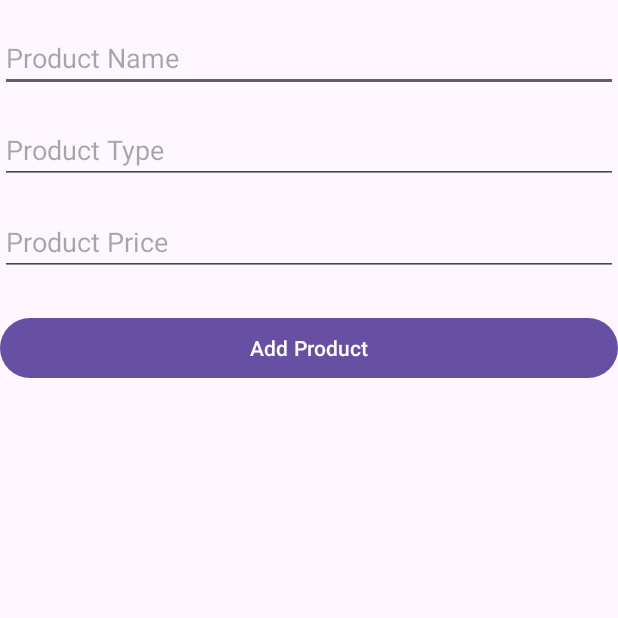
After one commit to IkubieDMU/CafeAppCoursework2, an Android app: the AddProducts screen opened directly, with no data from a screen before it, on a phone screen of 412 x 824 dp, the top half of it. The commit adds this screen. Run offline under Robolectric (Android 15) with nearby library versions, the phone set to English and light mode, and no system bars.

Commit message:
Updated the Product Table

```diff
--- /dev/null
+++ b/app/src/main/java/com/example/cafeappcoursework/AddProducts.kt
@@ -0,0 +1,61 @@
+package com.example.cafeappcoursework
+
+import androidx.appcompat.app.AppCompatActivity
+import android.os.Bundle
+import android.widget.Button
+import android.widget.EditText
+import android.widget.Toast
+import com.example.cafeappcoursework.model.DataBaseHelper
+import com.example.cafeappcoursework.model.Products
+
+class AddProducts : AppCompatActivity() {
+    private lateinit var dbHelper: DataBaseHelper
+    private lateinit var btnAddProd: Button
+    override fun onCreate(savedInstanceState: Bundle?) {
+        super.onCreate(savedInstanceState)
+        setContentView(R.layout.activity_add_products)
+
+        dbHelper = DataBaseHelper(this)
+        btnAddProd = findViewById(R.id.btnAddProduct)
+
+        btnAddProd.setOnClickListener() {
+            try {
+                addProds()
+            } catch (e: Exception) {
+                // Handle the exception, e.g., log or display an error message
+                e.printStackTrace()
+                Toast.makeText(this, "An error occurred while adding Products", Toast.LENGTH_SHORT).show()
+            }
+        }
+    }
+
+    private fun addProds() {
+        val prodNameEditText = findViewById<EditText>(R.id.editTextProductName)
+        val prodTypeEditText = findViewById<EditText>(R.id.editTextProductType)
+        val prodPriceEditText = findViewById<EditText>(R.id.editTextProductPrice)
+
+        val prodName = prodNameEditText.text.toString().trim()
+        val prodType = prodTypeEditText.text.toString().trim() // Fix the typo here
+        val prodPriceString = prodPriceEditText.text.toString().trim()
+
+        // Convert the string to a double (assuming it's a numerical value)
+        val prodPrice: Double = if (prodPriceString.isNotEmpty()) {
+            prodPriceString.toDouble()
+        } else {
+            0.0
+        }
+        val newProduct = Products(prodName, prodType, prodPrice)
+        val newProductID = dbHelper.addProduct(newProduct)
+
+        if(newProductID != -1L) {
+            DisplayMesssage("New Product added")
+        } else {
+            DisplayMesssage("Product Not Added")
+        }
+    }
+
+    private fun DisplayMesssage(message: String) {
+        Toast.makeText(this, message, Toast.LENGTH_SHORT).show()
+    }
+
+}
--- /dev/null
+++ b/app/src/main/res/drawable/baseline_coffee_24.xml
@@ -0,0 +1,5 @@
+<vector android:height="24dp" android:tint="#000000"
+    android:viewportHeight="24" android:viewportWidth="24"
+    android:width="24dp" xmlns:android="http://schemas.android.com/apk/res/android">
+    <path android:fillColor="@android:color/white" android:pathData="M18.5,3H6C4.9,3 4,3.9 4,5v5.71c0,3.83 2.95,7.18 6.78,7.29c3.96,0.12 7.22,-3.06 7.22,-7v-1h0.5c1.93,0 3.5,-1.57 3.5,-3.5S20.43,3 18.5,3zM16,5v3H6V5H16zM18.5,8H18V5h0.5C19.33,5 20,5.67 20,6.5S19.33,8 18.5,8zM4,19h16v2H4V19z"/>
+</vector>
--- /dev/null
+++ b/app/src/main/res/layout/activity_add_products.xml
@@ -0,0 +1,42 @@
+<?xml version="1.0" encoding="utf-8"?>
+<!-- res/layout/activity_add_product.xml -->
+
+<RelativeLayout xmlns:android="http://schemas.android.com/apk/res/android"
+    android:layout_width="match_parent"
+    android:layout_height="match_parent">
+
+    <EditText
+        android:id="@+id/editTextProductName"
+        android:layout_width="match_parent"
+        android:layout_height="wrap_content"
+        android:layout_marginTop="16dp"
+        android:hint="Product Name"
+        android:inputType="text" />
+
+    <EditText
+        android:id="@+id/editTextProductType"
+        android:layout_width="match_parent"
+        android:layout_height="wrap_content"
+        android:layout_below="@id/editTextProductName"
+        android:layout_marginTop="16dp"
+        android:hint="Product Type"
+        android:inputType="text" />
+
+    <EditText
+        android:id="@+id/editTextProductPrice"
+        android:layout_width="match_parent"
+        android:layout_height="wrap_content"
+        android:layout_below="@id/editTextProductType"
+        android:layout_marginTop="16dp"
+        android:hint="Product Price"
+        android:inputType="numberDecimal" />
+
+    <Button
+        android:id="@+id/btnAddProduct"
+        android:layout_width="match_parent"
+        android:layout_height="wrap_content"
+        android:layout_below="@id/editTextProductPrice"
+        android:layout_marginTop="24dp"
+        android:text="Add Product" />
+
+</RelativeLayout>
--- a/app/src/main/res/layout/homepage.xml
+++ b/app/src/main/res/layout/homepage.xml
@@ -64,10 +64,9 @@
 
             <androidx.recyclerview.widget.RecyclerView
                 android:id="@+id/popular_Items"
-                android:layout_width="wrap_content"
-                android:layout_height="@dimen/_90sdp"
+                android:layout_width="196dp"
+                android:layout_height="235dp"
                 android:layout_marginStart="@dimen/_25sdp"
-                android:layout_marginEnd="@dimen/_10sdp"
                 app:layout_constraintStart_toStartOf="parent"
                 app:layout_constraintTop_toBottomOf="@id/popularitemstextview" />
 
--- a/app/src/main/res/values/strings.xml
+++ b/app/src/main/res/values/strings.xml
@@ -1,3 +1,7 @@
 <resources>
     <string name="app_name">CafeAppCoursework</string>
+    <string name="hello_blank_fragment">Hello blank fragment</string>
+    <string name="price_format">Price($): %s</string>
+    <string name="product_type">Product Type: %s</string>
+    <string name="product_name">Product Name: %s</string>
 </resources>
```
Also changed, not shown: app/src/main/AndroidManifest.xml (+5 -2 lines), app/src/main/java/com/example/cafeappcoursework/MainActivity.kt (+21 -1 lines), app/src/main/java/com/example/cafeappcoursework/ProductAdapter.kt (added, +43 -0 lines), app/src/main/res/layout/product_item_layout.xml (added, +50 -0 lines), app/src/main/res/Font/myfont.ttf (deleted).
